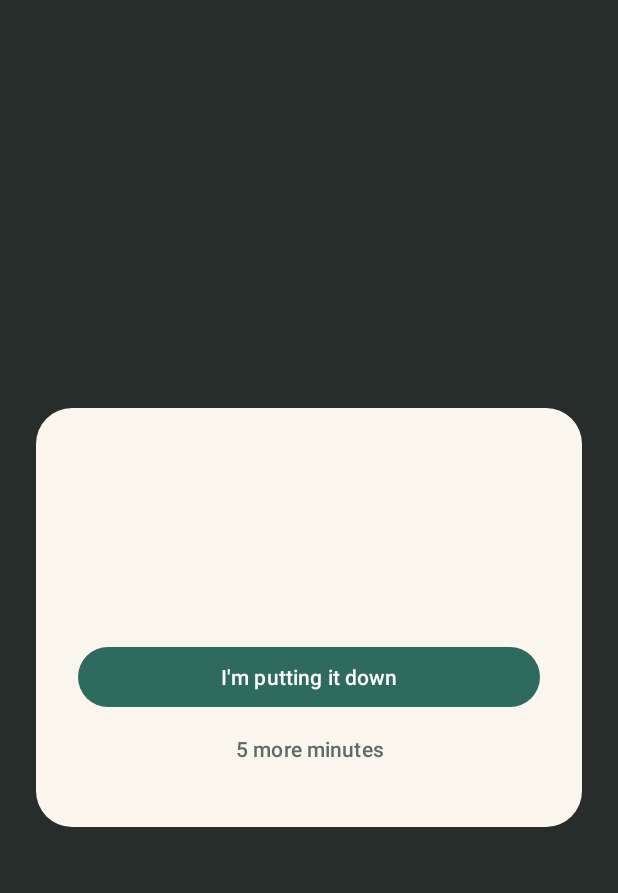
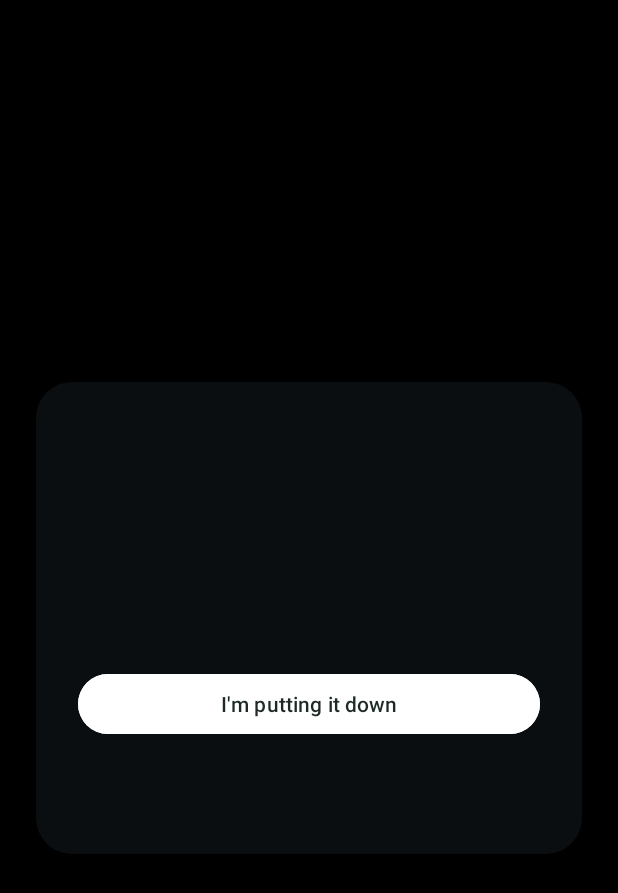
Before and after one commit to Ajg720057/Chase, an Android app: the layout overlay_quote.xml on its own in the app's theme, with its tools: preview values and no code run, on a phone screen of 412 x 824 dp. Shown: the top 893 px of the screen. Run offline under Robolectric (Android 15) with nearby library versions, the phone set to English and light mode, and no system bars.

Commit message:
Look Up: cap snoozes at 3, enforce a 10-minute break, add scenic backgrounds
- After 3 '5 more minutes' in a sitting the card only offers leaving
  (Back leaves too).
- Leaving tracked apps after a nudge starts a 10-minute break, stored
  in prefs so a restart can't skip it. Opening a tracked app during it
  brings the card back immediately with no snooze. The home screen shows
  the time left.
- The quote sits on a dark glass card over one of 7 generated landscape
  scenes (tools/make_scenes.py).
- Sign debug builds with a committed debug key so CI builds install as
  updates; bump to 1.1.

Co-Authored-By: Claude Opus 5.5 <noreply@anthropic.com>
Claude-Session: https://claude.ai/code/session_01Wt9DJyTcbREd9BgwSgZ3TY

```diff
--- a/android/app/src/main/res/drawable/card_bg.xml
+++ b/android/app/src/main/res/drawable/card_bg.xml
@@ -1,4 +1,4 @@
 <shape xmlns:android="http://schemas.android.com/apk/res/android">
-    <solid android:color="@color/card" />
+    <solid android:color="@color/card_glass" />
     <corners android:radius="24dp" />
 </shape>
--- a/android/app/src/main/res/layout/overlay_quote.xml
+++ b/android/app/src/main/res/layout/overlay_quote.xml
@@ -2,9 +2,21 @@
 <FrameLayout xmlns:android="http://schemas.android.com/apk/res/android"
     android:layout_width="match_parent"
     android:layout_height="match_parent"
-    android:background="@color/scrim"
+    android:background="#000000"
     android:clickable="true"
     android:focusable="true">
+
+    <ImageView
+        android:id="@+id/scene"
+        android:layout_width="match_parent"
+        android:layout_height="match_parent"
+        android:importantForAccessibility="no"
+        android:scaleType="centerCrop" />
+
+    <View
+        android:layout_width="match_parent"
+        android:layout_height="match_parent"
+        android:background="@color/scene_scrim" />
 
     <LinearLayout
         android:layout_width="match_parent"
@@ -19,9 +31,9 @@
             android:id="@+id/header"
             android:layout_width="wrap_content"
             android:layout_height="wrap_content"
+            android:letterSpacing="0.08"
             android:textAllCaps="true"
-            android:letterSpacing="0.08"
-            android:textColor="@color/brand"
+            android:textColor="@color/card_accent"
             android:textSize="13sp"
             android:textStyle="bold" />
 
@@ -32,7 +44,7 @@
             android:layout_marginTop="16dp"
             android:fontFamily="serif"
             android:lineSpacingMultiplier="1.15"
-            android:textColor="@color/ink"
+            android:textColor="@android:color/white"
             android:textSize="24sp" />
 
         <TextView
@@ -40,22 +52,31 @@
             android:layout_width="wrap_content"
             android:layout_height="wrap_content"
             android:layout_marginTop="12dp"
-            android:textColor="@color/muted"
+            android:textColor="@color/card_muted"
             android:textSize="15sp" />
+
+        <TextView
+            android:id="@+id/hint"
+            android:layout_width="match_parent"
+            android:layout_height="wrap_content"
+            android:layout_marginTop="20dp"
+            android:textColor="@color/card_muted"
+            android:textSize="14sp" />
 
         <Button
             android:id="@+id/done"
             android:layout_width="match_parent"
             android:layout_height="wrap_content"
-            android:layout_marginTop="28dp"
-            android:text="@string/put_it_down" />
+            android:layout_marginTop="24dp"
+            android:backgroundTint="@android:color/white"
+            android:text="@string/put_it_down"
+            android:textColor="@color/ink" />
 
         <Button
             android:id="@+id/snooze"
             style="@style/Widget.Material3.Button.TextButton"
             android:layout_width="match_parent"
             android:layout_height="wrap_content"
-            android:text="@string/five_more"
-            android:textColor="@color/muted" />
+            android:textColor="@color/card_muted" />
     </LinearLayout>
 </FrameLayout>
--- a/android/app/src/main/res/values/colors.xml
+++ b/android/app/src/main/res/values/colors.xml
@@ -1,8 +1,10 @@
 <resources>
     <color name="brand">#2E6B5E</color>
     <color name="brand_dark">#1F4A41</color>
-    <color name="scrim">#E6101814</color>
-    <color name="card">#FFFAF6EE</color>
+    <!-- Quote overlay: dark glass card over a lightly dimmed scene. -->
+    <color name="scene_scrim">#33000000</color>
+    <color name="card_glass">#B3101418</color>
+    <color name="card_accent">#FFD8A8</color>
+    <color name="card_muted">#CCFFFFFF</color>
     <color name="ink">#1E2A26</color>
-    <color name="muted">#5D6B66</color>
 </resources>
```
Also changed, not shown: android/app/build.gradle.kts (+13 -2 lines), android/app/src/main/java/com/lookup/app/MainActivity.kt (+12 -3 lines), android/app/src/main/java/com/lookup/app/MonitorService.kt (+66 -10 lines), android/app/src/main/java/com/lookup/app/Prefs.kt (+9 -0 lines), android/app/src/main/java/com/lookup/app/QuoteOverlay.kt (+39 -15 lines), android/app/src/main/java/com/lookup/app/Scenes.kt (added, +24 -0 lines), android/app/src/main/res/values/strings.xml (+8 -1 lines), android/app/src/main/res/drawable-nodpi/scene_alpine_dawn.webp (added), android/app/src/main/res/drawable-nodpi/scene_aurora.webp (added), android/app/src/main/res/drawable-nodpi/scene_desert_dunes.webp (added), android/app/src/main/res/drawable-nodpi/scene_misty_forest.webp (added), android/app/src/main/res/drawable-nodpi/scene_ocean_sunset.webp (added), android/app/src/main/res/drawable-nodpi/scene_rolling_hills.webp (added), android/app/src/main/res/drawable-nodpi/scene_starry_lake.webp (added), 3 other files.
